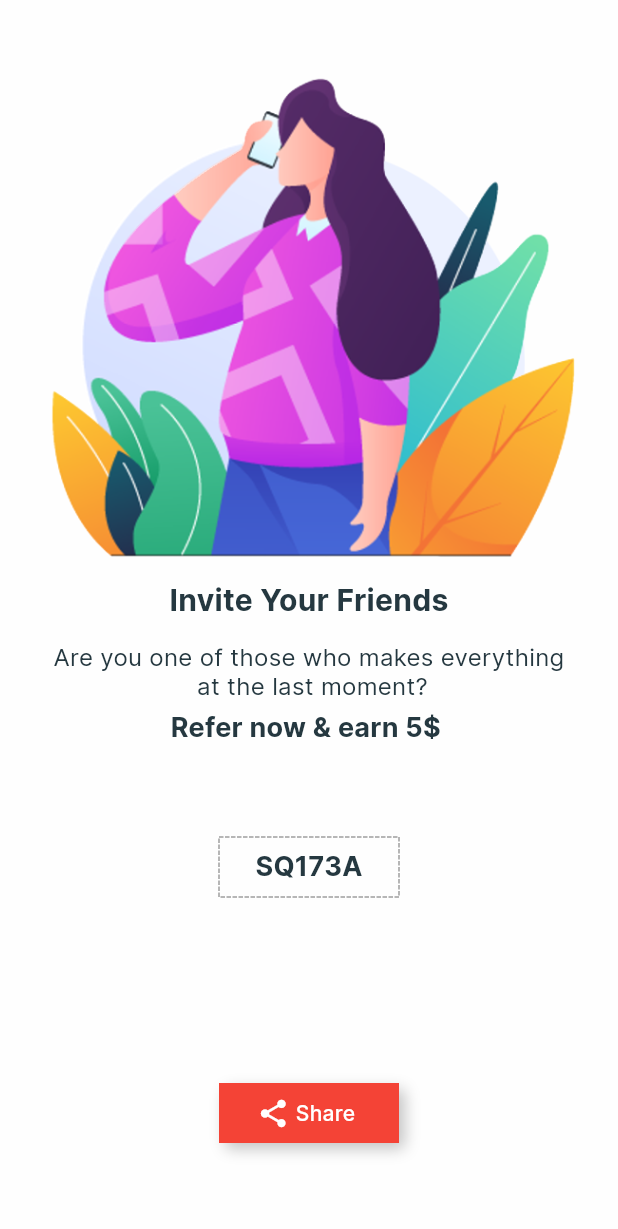
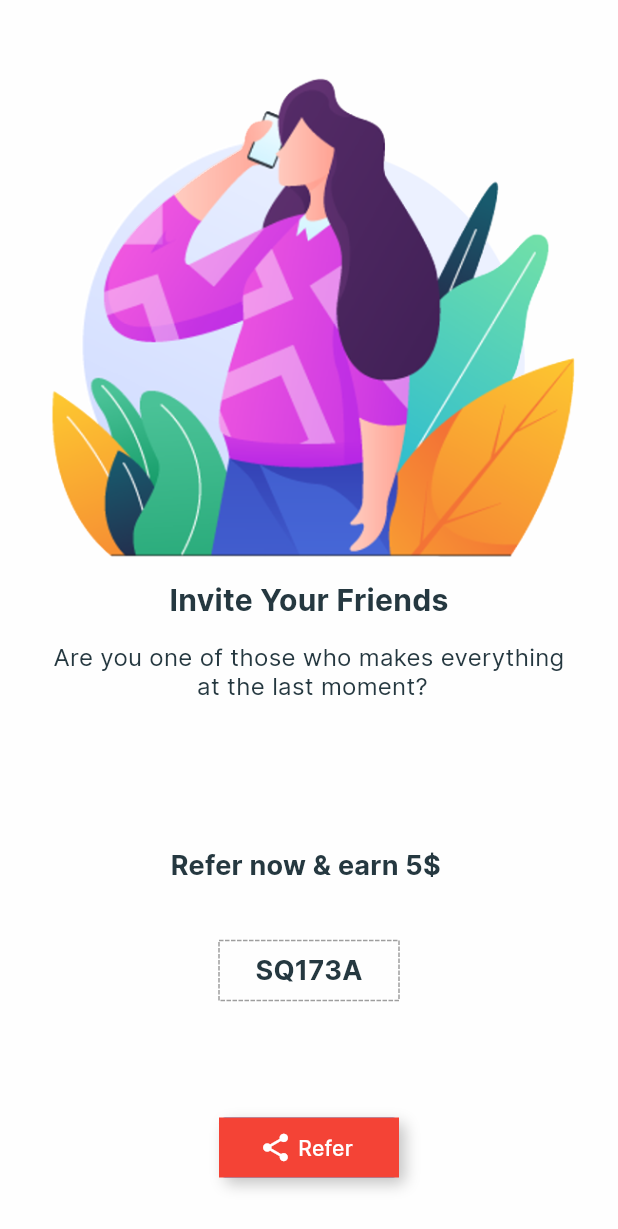
Before and after one commit to ShashiKha9/towfinUserchnages, a Flutter app: the InviteFriend screen opened directly, on a phone screen of 412 x 824 dp. Shown: the top 1229 px of the screen. Run offline on Flutter 3.47's test engine with Material 2 defaults, Android fonts, the phone set to English and light mode, and no system bars; drawn by our look-alikes of dotted_border; our stand-ins replace device_info, dio, expandable, firebase_core, firebase_dynamic_links, flutter_image_compress and 11 more; missing offline and left inert: ars_progress_dialog, flutter_polyline_points, flutter_statusbarcolor, square_in_app_payments; accounts and stored records are empty.

Commit message:
refer and earn text update

```diff
--- a/RoadRunnerUser/lib/HomePage/invitefriends.dart
+++ b/RoadRunnerUser/lib/HomePage/invitefriends.dart
@@ -14,7 +14,6 @@ class InviteFriend extends StatefulWidget {
 
 class _InviteFriendState extends State<InviteFriend> {
   Future<String> createDynamicLink() async {
-    print("check_ashsih4");
     final DynamicLinkParameters parameters = DynamicLinkParameters(
       uriPrefix: 'https://roadrunnersclub.page.link',
       link: Uri.parse('https://roadrunnersclub.page.link'),
@@ -22,13 +21,9 @@ class _InviteFriendState extends State<InviteFriend> {
           packageName: 'com.roadrunnersclub',
           minimumVersion: 1
       ),
-
     );
-    print("check_ashsih3");
     var dynamicUrl = await parameters.buildShortLink();
-    print("check_ashsih2:$dynamicUrl");
     final Uri shortUrl = dynamicUrl.shortUrl;
-    print("check_ashsih:"+shortUrl.toString());
     return shortUrl.toString();
   }
   @override
@@ -69,7 +64,7 @@ class _InviteFriendState extends State<InviteFriend> {
                 ),
               ),
               Container(
-                padding: const EdgeInsets.only(top: 8),
+                padding: const EdgeInsets.only(top: 100),
                 child: Text(
                   r'Refer now & earn 5$ ',
                   style: TextStyle(
@@ -126,8 +121,6 @@ class _InviteFriendState extends State<InviteFriend> {
                               setState(() {
                                 if(result is String){
                                   shortLink = result.toString();
-                                  print("check_ashsih123:"+shortLink);
-                                  print("check_ashsih1"+shortLink);
                                   Share.share(shortLink);
                                 }
                               });
@@ -146,7 +139,7 @@ class _InviteFriendState extends State<InviteFriend> {
                                 Padding(
                                   padding: const EdgeInsets.all(4.0),
                                   child: Text(
-                                    'Share',
+                                    'Refer',
                                     style: TextStyle(
                                       fontWeight: FontWeight.w500,
                                       color: Colors.white,
```
